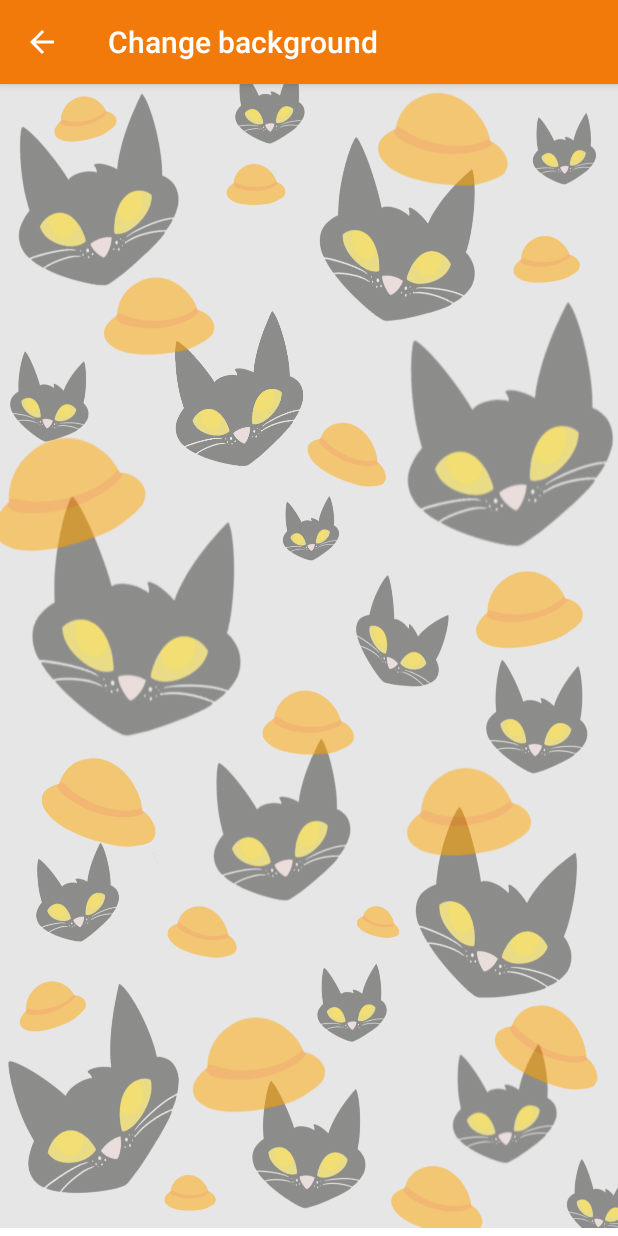
After one commit to AncaNincu/UChat, an Android app: the BackgroundActivity screen opened directly, with no data from a screen before it, on a phone screen of 412 x 824 dp. The commit adds this screen. Run offline under Robolectric (Android 15) with nearby library versions, the phone set to English and light mode, and no system bars; our stand-ins replace Firebase (no records; nobody signed in at launch, a user with empty details on screens opened directly); pictures from the network do not load; 1 statement that could not run was skipped.

Commit message:
Background
Implemented part of the custom background

```diff
--- a/app/src/main/AndroidManifest.xml
+++ b/app/src/main/AndroidManifest.xml
@@ -13,6 +13,7 @@
         android:roundIcon="@mipmap/ic_launcher_round"
         android:supportsRtl="true"
         android:theme="@style/AppTheme">
+        <activity android:name=".BackgroundActivity"></activity>
         <activity android:name=".StartActivity">
             <intent-filter>
                 <action android:name="android.intent.action.MAIN" />
@@ -32,22 +33,22 @@
             android:name=".ResetPasswordActivity"
             android:parentActivityName=".LoginActivity" />
 
-        <service android:name=".Notifications.MyFirebaseIdService"
+        <service
+            android:name=".Notifications.MyFirebaseIdService"
             android:enabled="true"
             android:exported="true">
             <intent-filter>
-                <action android:name="com.google.firebase.INSTANCE_ID_EVENT"/>
+                <action android:name="com.google.firebase.INSTANCE_ID_EVENT" />
             </intent-filter>
         </service>
-
-        <service android:name=".Notifications.MyFirebaseMessaging"
+        <service
+            android:name=".Notifications.MyFirebaseMessaging"
             android:enabled="true"
             android:exported="true">
             <intent-filter>
-                <action android:name="com.google.firebase.MESSAGING_EVENT"/>
+                <action android:name="com.google.firebase.MESSAGING_EVENT" />
             </intent-filter>
         </service>
-
     </application>
 
 </manifest>
--- /dev/null
+++ b/app/src/main/java/com/koddev/chatapp/BackgroundActivity.java
@@ -0,0 +1,69 @@
+package com.koddev.chatapp;
+
+import android.content.Intent;
+import android.support.annotation.NonNull;
+import android.support.v7.app.AppCompatActivity;
+import android.os.Bundle;
+import android.support.v7.widget.LinearLayoutManager;
+import android.support.v7.widget.RecyclerView;
+import android.support.v7.widget.Toolbar;
+import android.view.View;
+
+import com.google.firebase.auth.FirebaseAuth;
+import com.google.firebase.auth.FirebaseUser;
+import com.google.firebase.database.DataSnapshot;
+import com.google.firebase.database.DatabaseError;
+import com.google.firebase.database.DatabaseReference;
+import com.google.firebase.database.FirebaseDatabase;
+import com.google.firebase.database.ValueEventListener;
+import com.koddev.chatapp.Model.User;
+
+public class BackgroundActivity extends AppCompatActivity {
+
+    FirebaseUser fuser;
+    DatabaseReference reference;
+    RecyclerView recyclerView;
+    @Override
+    protected void onCreate(Bundle savedInstanceState) {
+        super.onCreate(savedInstanceState);
+        setContentView(R.layout.activity_background);
+
+        Toolbar toolbar = findViewById(R.id.toolbar);
+        setSupportActionBar(toolbar);
+        getSupportActionBar().setTitle("Change background");
+        getSupportActionBar().setDisplayHomeAsUpEnabled(true);
+        toolbar.setNavigationOnClickListener(new View.OnClickListener() {
+            @Override
+            public void onClick(View view) {
+                startActivity(new Intent(BackgroundActivity.this, MainActivity.class));
+            }
+        });
+        recyclerView = findViewById(R.id.recycler_view);
+        recyclerView.setHasFixedSize(true);
+        LinearLayoutManager linearLayoutManager = new LinearLayoutManager(getApplicationContext());
+        linearLayoutManager.setStackFromEnd(true);
+        recyclerView.setLayoutManager(linearLayoutManager);
+
+        fuser = FirebaseAuth.getInstance().getCurrentUser();
+        reference = FirebaseDatabase.getInstance().getReference("Users").child(fuser.getUid());
+        reference.addValueEventListener(new ValueEventListener() {
+            @Override
+            public void onDataChange(@NonNull DataSnapshot dataSnapshot) {
+                User user = dataSnapshot.getValue(User.class);
+                if (user.getBackgroundImageURL().equals("default")){
+                    recyclerView.setBackgroundResource(R.drawable.background_cat);
+                }
+                else {
+                    recyclerView.setBackgroundResource(R.drawable.lowcat);
+                    //recyclerView.setBackground(getDrawableFromUrl(user.getBackgroundImageURL()));
+
+                    //Glide.with(getApplicationContext()).load(user.getBackgroundImageURL()).into(recyclerView);
+                }
+            }
+            @Override
+            public void onCancelled(@NonNull DatabaseError databaseError) {
+                //databaseError.getMessage(); <- get message for debug
+            }
+        });
+    }
+}
--- a/app/src/main/java/com/koddev/chatapp/Fragments/ProfileFragment.java
+++ b/app/src/main/java/com/koddev/chatapp/Fragments/ProfileFragment.java
@@ -62,8 +62,10 @@ public class ProfileFragment extends Fragment {
 
         image_profile = view.findViewById(R.id.profile_image);
         username = view.findViewById(R.id.username);
-
-        storageReference = FirebaseStorage.getInstance().getReference("uploads");
+        FirebaseUser user = FirebaseAuth.getInstance().getCurrentUser();
+        String uid = user.getUid();
+        String ref = "uploads/images/" + uid;
+        storageReference = FirebaseStorage.getInstance().getReference(ref);
 
         fuser = FirebaseAuth.getInstance().getCurrentUser();
         reference = FirebaseDatabase.getInstance().getReference("Users").child(fuser.getUid());
--- a/app/src/main/java/com/koddev/chatapp/MessageActivity.java
+++ b/app/src/main/java/com/koddev/chatapp/MessageActivity.java
@@ -2,7 +2,13 @@ package com.koddev.chatapp;
 
 import android.content.Intent;
 import android.content.SharedPreferences;
+import android.content.res.Resources;
+import android.graphics.Bitmap;
+import android.graphics.BitmapFactory;
+import android.graphics.drawable.BitmapDrawable;
+import android.graphics.drawable.Drawable;
 import android.os.Bundle;
+import android.os.StrictMode;
 import android.support.annotation.NonNull;
 import android.support.v7.app.AppCompatActivity;
 import android.support.v7.widget.LinearLayoutManager;
@@ -33,6 +39,11 @@ import com.koddev.chatapp.Notifications.MyResponse;
 import com.koddev.chatapp.Notifications.Sender;
 import com.koddev.chatapp.Notifications.Token;
 
+import java.io.IOException;
+import java.io.InputStream;
+import java.net.HttpURLConnection;
+import java.net.MalformedURLException;
+import java.net.URL;
 import java.util.ArrayList;
 import java.util.HashMap;
 import java.util.List;
@@ -96,11 +107,30 @@ public class MessageActivity extends AppCompatActivity {
         username = findViewById(R.id.username);
         btn_send = findViewById(R.id.btn_send);
         text_send = findViewById(R.id.text_send);
-
         intent = getIntent();
         userid = intent.getStringExtra("userid");
         fuser = FirebaseAuth.getInstance().getCurrentUser();
+        reference = FirebaseDatabase.getInstance().getReference("Users").child(fuser.getUid());
+        reference.addValueEventListener(new ValueEventListener() {
+            @Override
+            public void onDataChange(@NonNull DataSnapshot dataSnapshot) {
+                User user = dataSnapshot.getValue(User.class);
+                if (user.getBackgroundImageURL().equals("default")){
+                    recyclerView.setBackgroundResource(R.drawable.background_cat);
+                }
+                else {
+                    recyclerView.setBackgroundResource(R.drawable.lowcat);
+                    //recyclerView.setBackground(getDrawableFromUrl(user.getBackgroundImageURL()));
 
+                    //Glide.with(getApplicationContext()).load(user.getBackgroundImageURL()).into(recyclerView);
+                }
+            }
+
+            @Override
+            public void onCancelled(@NonNull DatabaseError databaseError) {
+                //databaseError.getMessage(); <- get message for debug
+            }
+        });
         btn_send.setOnClickListener(new View.OnClickListener() {
             @Override
             public void onClick(View view) {
@@ -313,4 +343,17 @@ public class MessageActivity extends AppCompatActivity {
         status("offline");
         currentUser("none");
     }
+//    public static Drawable getDrawableFromUrl(String urlString) {
+//        URL url = new URL(urlString);
+//        try {
+//            InputStream is = url.openStream();
+//            Drawable d = Drawable.createFromStream(is, "src");
+//            return d;
+//        } catch (MalformedURLException e) {
+//            // e.printStackTrace();
+//        } catch (IOException e) {
+//            // e.printStackTrace();
+//        }
+//        return null;
+//    }
 }
--- /dev/null
+++ b/app/src/main/res/layout/activity_background.xml
@@ -0,0 +1,44 @@
+<?xml version="1.0" encoding="utf-8"?>
+<RelativeLayout xmlns:android="http://schemas.android.com/apk/res/android"
+    xmlns:app="http://schemas.android.com/apk/res-auto"
+    xmlns:tools="http://schemas.android.com/tools"
+    android:layout_width="match_parent"
+    android:layout_height="match_parent"
+    android:background="#e6e6e6"
+    tools:context=".BackgroundActivity">
+
+    <android.support.design.widget.AppBarLayout
+        android:id="@+id/bar_layout"
+        android:layout_width="match_parent"
+        android:layout_height="wrap_content">
+
+        <android.support.v7.widget.Toolbar
+            android:id="@+id/toolbar"
+            android:layout_width="match_parent"
+            android:layout_height="match_parent"
+            android:background="?android:attr/colorActivatedHighlight"
+            android:theme="@style/Base.ThemeOverlay.AppCompat.Dark.ActionBar"
+            app:popupTheme="@style/MenuStyle">
+        </android.support.v7.widget.Toolbar>
+    </android.support.design.widget.AppBarLayout>
+
+    <android.support.v7.widget.RecyclerView
+        android:id="@+id/recycler_view"
+        android:layout_width="match_parent"
+        android:layout_height="match_parent"
+        android:layout_above="@id/bottom"
+        android:layout_below="@id/bar_layout"
+        android:layout_marginTop="0dp"
+        android:layout_marginBottom="0dp"
+        android:background="@drawable/lowcat" />
+
+    <RelativeLayout
+        android:layout_width="match_parent"
+        android:padding="5dp"
+        android:id="@+id/bottom"
+        android:background="#fff"
+        android:layout_alignParentBottom="true"
+        android:layout_height="wrap_content">
+
+    </RelativeLayout>
+</RelativeLayout>
--- a/app/src/main/res/layout/activity_main.xml
+++ b/app/src/main/res/layout/activity_main.xml
@@ -51,6 +51,6 @@
         android:id="@+id/view_pager"
         android:layout_width="match_parent"
         android:layout_height="match_parent"
-        app:layout_behavior="@string/appbar_scrolling_view_behavior"/>
+        app:layout_behavior="@string/appbar_scrolling_view_behavior" />
 
 </LinearLayout>
```
Also changed, not shown: 1 other file.
